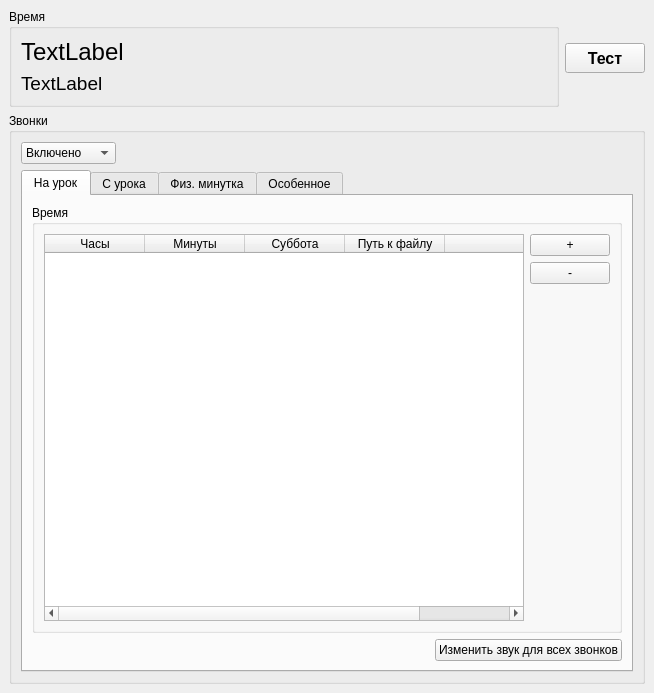
First picture: the form in ui/mainwindow.ui, repository 7enSmile/SchoolCalls, before the edit.
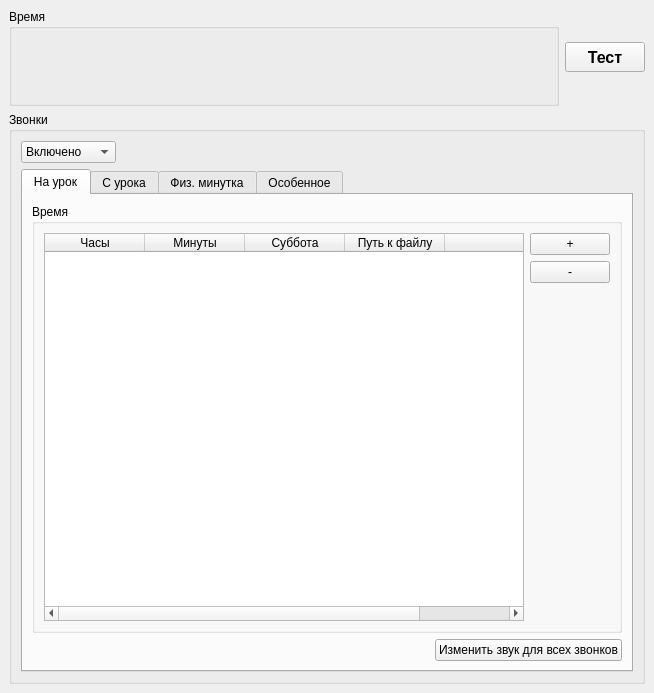
Second picture: the form after the edit.

```diff
--- a/ui/mainwindow.ui
+++ b/ui/mainwindow.ui
@@ -37,7 +37,7 @@
             </font>
            </property>
            <property name="text">
-            <string>TextLabel</string>
+            <string/>
            </property>
           </widget>
          </item>
@@ -49,7 +49,7 @@
             </font>
            </property>
            <property name="text">
-            <string>TextLabel</string>
+            <string/>
            </property>
           </widget>
          </item>
```
Left out of the diff: 4 changed lines with no effect on the pictures.
